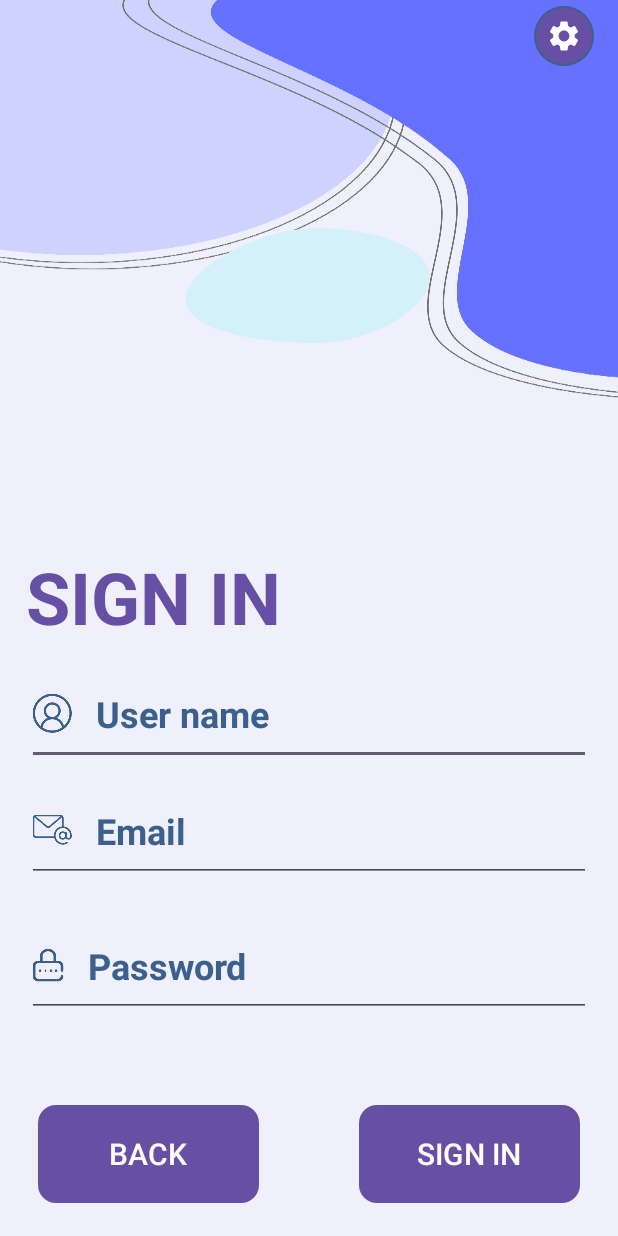
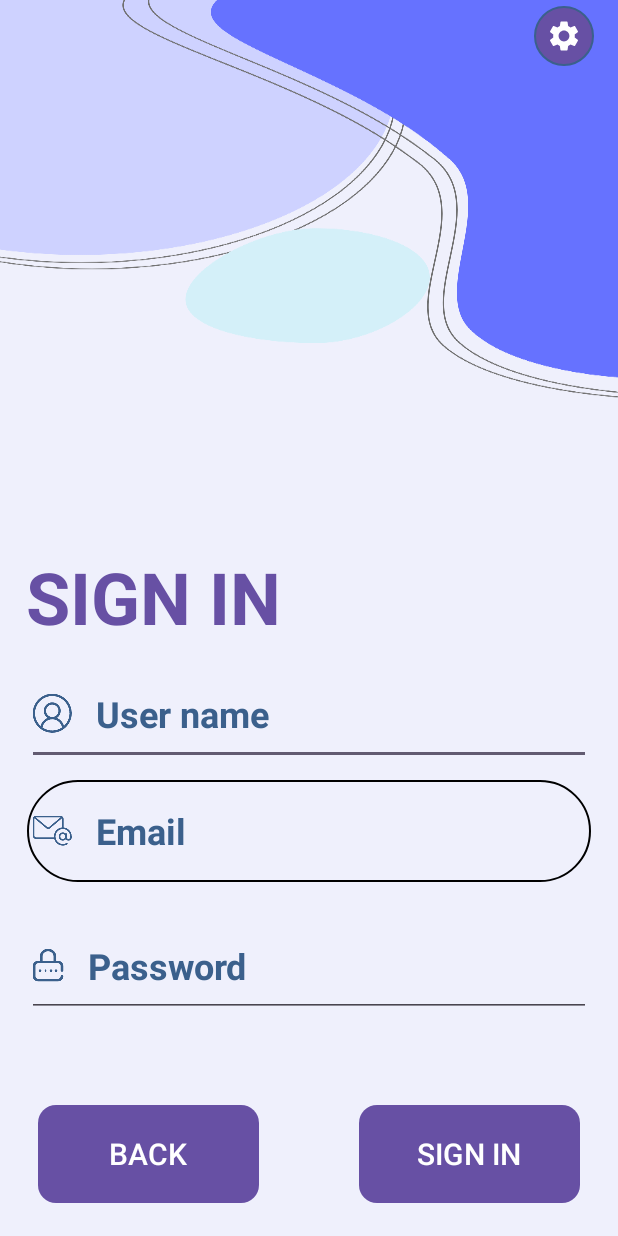
Before and after one commit to deannie2003/DoAn_CuoiKy, an Android app: the sign_in_activity screen opened directly, with no data from a screen before it, on a phone screen of 412 x 824 dp. Run offline under Robolectric (Android 15) with nearby library versions, the phone set to English and light mode, and no system bars.

Commit message:
update quyen

```diff
--- /dev/null
+++ b/app/src/main/res/drawable/edit_text_border.xml
@@ -0,0 +1,7 @@
+<?xml version="1.0" encoding="utf-8"?>
+<shape xmlns:android="http://schemas.android.com/apk/res/android">
+    <solid android:color="@android:color/transparent"/> <!-- Màu nền của EditText -->
+    <stroke android:width="1dp" android:color="#000000"/> <!-- Màu viền và độ rộng -->
+    <corners android:radius="2000dp"/> <!-- Bán kính góc -->
+    <padding android:left="4dp" android:top="4dp" android:right="4dp" android:bottom="4dp" /> <!-- Đệm không bắt buộc -->
+</shape>
--- a/app/src/main/res/layout/activity_home_page.xml
+++ b/app/src/main/res/layout/activity_home_page.xml
@@ -141,5 +141,5 @@
         android:background="@color/cardview_shadow_end_color"
         android:text="Forgot your password?"
         android:textColor="@color/black"/>
-    tools:ignore="MissingConstraints" />
+
 </RelativeLayout>
--- a/app/src/main/res/layout/activity_sign_in.xml
+++ b/app/src/main/res/layout/activity_sign_in.xml
@@ -90,6 +90,7 @@
         android:ems="10"
         android:fadeScrollbars="false"
         android:hint="Email"
+        android:background="@drawable/edit_text_border"
         android:inputType="text"
         android:singleLine="true"
         android:textColorHint="#3B608C"
```
